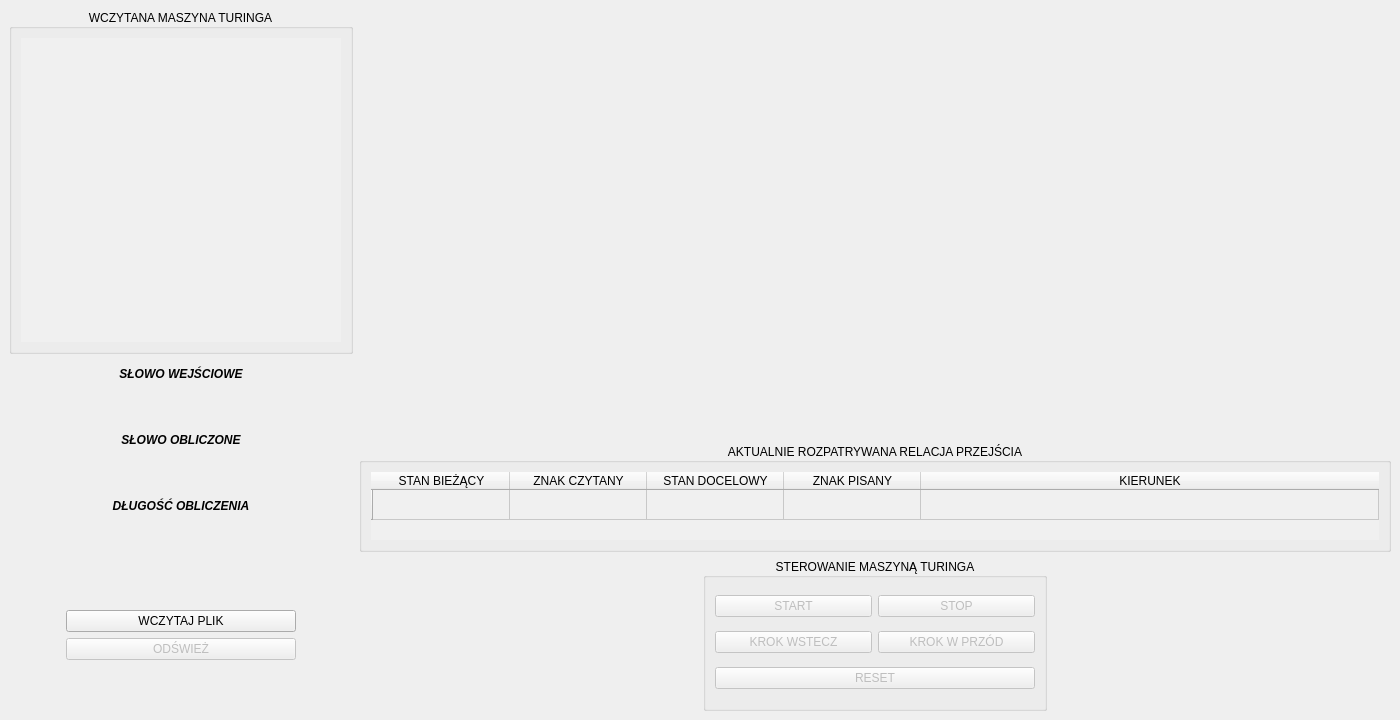
Old version of the form form.ui in the repository MichSosnowski/Deterministic_Turing_Machine.
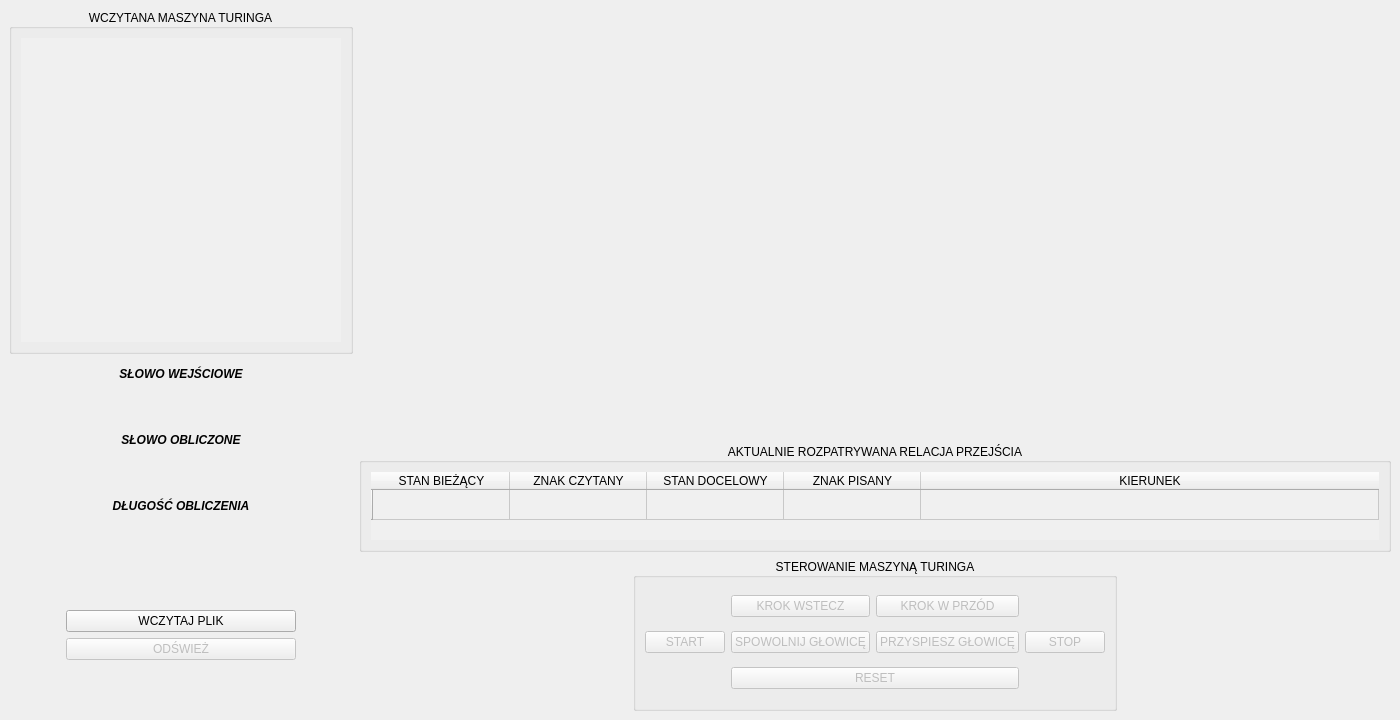
New version of the form.

Commit message: Added slowing the head down and speeding it up

The edit to the form file:
```diff
--- a/form.ui
+++ b/form.ui
@@ -64,28 +64,28 @@
         <property name="alignment">
          <set>Qt::AlignCenter</set>
         </property>
-        <layout class="QGridLayout" name="gridLayout" columnstretch="1,1">
-         <item row="1" column="1">
-          <widget class="QPushButton" name="stop_button">
+        <layout class="QGridLayout" name="gridLayout" columnstretch="1,1,1,1">
+         <item row="3" column="1">
+          <widget class="QPushButton" name="slow_head_button">
            <property name="enabled">
             <bool>false</bool>
            </property>
            <property name="text">
-            <string>STOP</string>
+            <string>SPOWOLNIJ GŁOWICĘ</string>
            </property>
           </widget>
          </item>
-         <item row="2" column="0">
-          <widget class="QPushButton" name="step_backward_button">
+         <item row="2" column="2">
+          <widget class="QPushButton" name="step_forward_button">
            <property name="enabled">
             <bool>false</bool>
            </property>
            <property name="text">
-            <string>KROK WSTECZ</string>
+            <string>KROK W PRZÓD</string>
            </property>
           </widget>
          </item>
-         <item row="1" column="0">
+         <item row="3" column="0">
           <widget class="QPushButton" name="start_button">
            <property name="enabled">
             <bool>false</bool>
@@ -95,7 +95,37 @@
            </property>
           </widget>
          </item>
-         <item row="3" column="0" colspan="2">
+         <item row="2" column="1">
+          <widget class="QPushButton" name="step_backward_button">
+           <property name="enabled">
+            <bool>false</bool>
+           </property>
+           <property name="text">
+            <string>KROK WSTECZ</string>
+           </property>
+          </widget>
+         </item>
+         <item row="3" column="3">
+          <widget class="QPushButton" name="stop_button">
+           <property name="enabled">
+            <bool>false</bool>
+           </property>
+           <property name="text">
+            <string>STOP</string>
+           </property>
+          </widget>
+         </item>
+         <item row="3" column="2">
+          <widget class="QPushButton" name="fast_head_button">
+           <property name="enabled">
+            <bool>false</bool>
+           </property>
+           <property name="text">
+            <string>PRZYSPIESZ GŁOWICĘ</string>
+           </property>
+          </widget>
+         </item>
+         <item row="4" column="1" colspan="2">
           <widget class="QPushButton" name="reset_button">
            <property name="enabled">
             <bool>false</bool>
@@ -105,16 +135,6 @@
            </property>
           </widget>
          </item>
-         <item row="2" column="1">
-          <widget class="QPushButton" name="step_forward_button">
-           <property name="enabled">
-            <bool>false</bool>
-           </property>
-           <property name="text">
-            <string>KROK W PRZÓD</string>
-           </property>
-          </widget>
-         </item>
         </layout>
        </widget>
       </item>
```
The commit also changes 5 other files.
